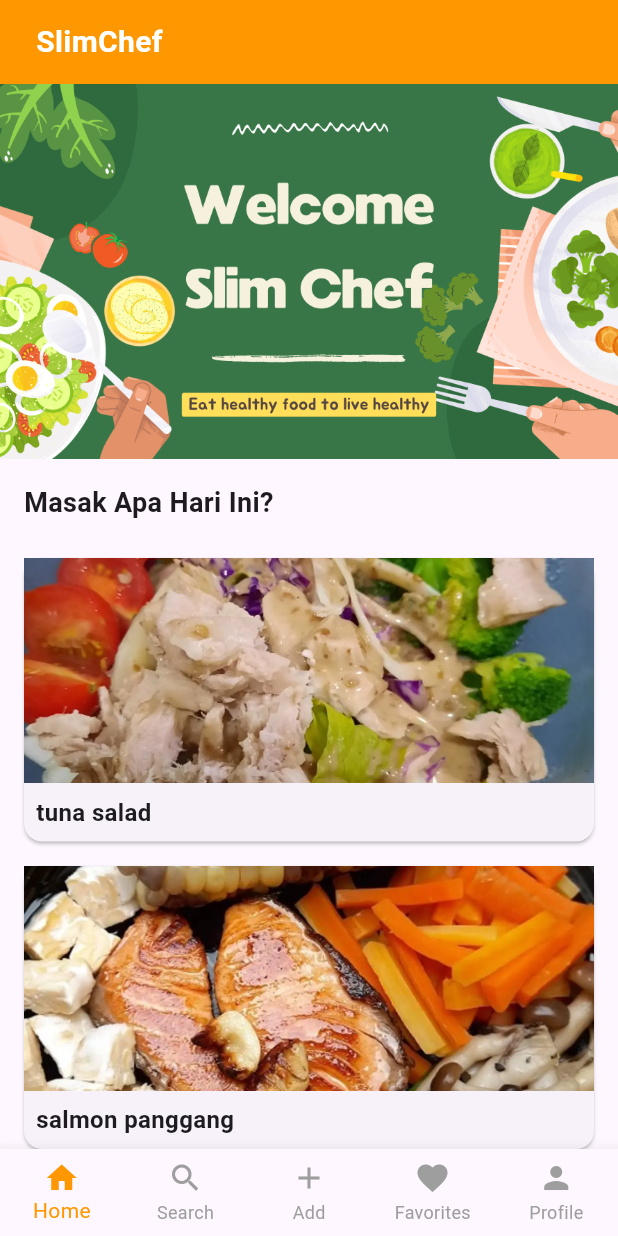
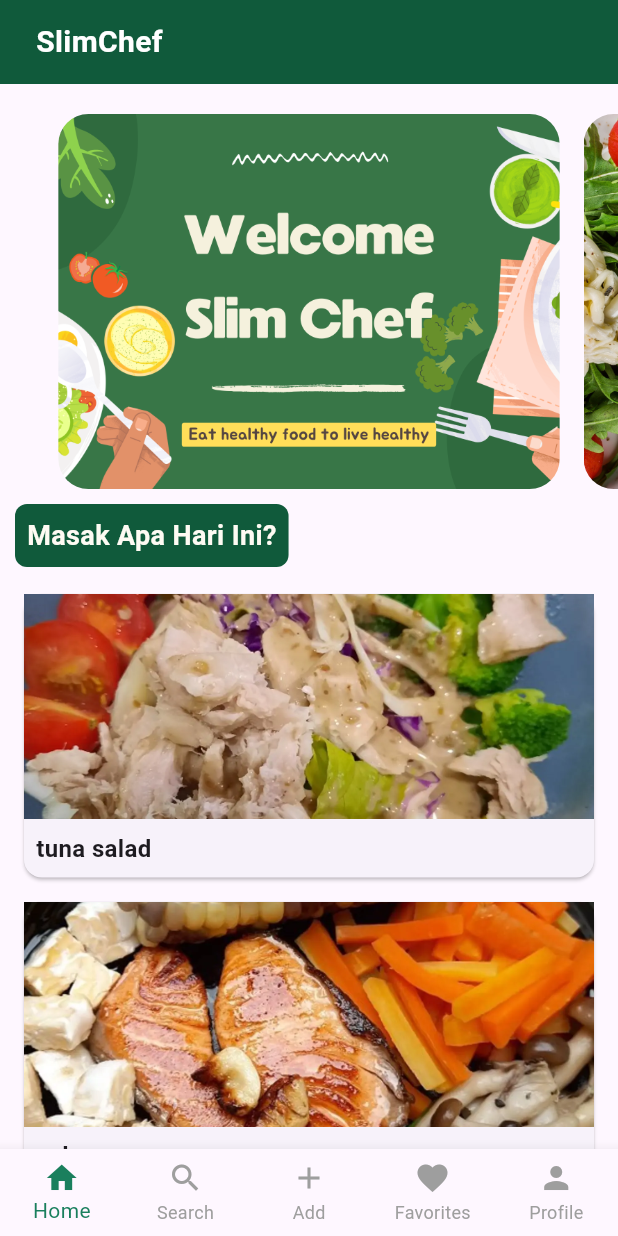
Before and after one commit to fitriangriyani/fondend, a Flutter app: the screen it shows after launch, on a phone screen of 412 x 824 dp. Run offline on Flutter 3.47's test engine with Material 3 defaults, Android fonts, the phone set to English and light mode, and no system bars; our stand-ins replace google_fonts.

Commit message:
beranda.dart

```diff
--- a/lib/beranda.dart
+++ b/lib/beranda.dart
@@ -3,6 +3,7 @@ import 'profile.dart';
 import 'favorites.dart';
 import 'search.dart';
 import 'upload.dart';
+import 'dart:async';
 
 void main() {
   runApp(MyApp());
@@ -76,7 +77,7 @@ class HomePage extends StatelessWidget {
           BottomNavigationBarItem(icon: Icon(Icons.favorite), label: 'Favorites'),
           BottomNavigationBarItem(icon: Icon(Icons.person), label: 'Profile'),
         ],
-        selectedItemColor: Colors.orange,
+        selectedItemColor: Color(0xFF1A7F5D),
         unselectedItemColor: Colors.grey,
         type: BottomNavigationBarType.fixed,
         onTap: (index) => _navigateToPage(context, index),
@@ -85,7 +86,13 @@ class HomePage extends StatelessWidget {
   }
 }
 
-class HomePageContent extends StatelessWidget {
+class HomePageContent extends StatefulWidget {
+  @override
+  _HomePageContentState createState() => _HomePageContentState();
+}
+
+class _HomePageContentState extends State<HomePageContent> {
+  final PageController _pageController = PageController(viewportFraction: 0.85);
   final List<Map<String, String>> slideshow = [
     {'image': 'assets/gambar/slideshow1.png'},
     {'image': 'assets/gambar/slideshow2.png'},
@@ -98,6 +105,26 @@ class HomePageContent extends StatelessWidget {
     {'title': 'salad sayur', 'image': 'assets/gambar/salad_sayur.jpg'},
   ];
 
+  int _currentIndex = 0;
+
+  @override
+  void initState() {
+    super.initState();
+    Timer.periodic(const Duration(seconds: 3), (timer) {
+      if (_pageController.hasClients) {
+        setState(() {
+          _currentIndex = (_currentIndex + 1) % slideshow.length;
+        });
+        _pageController.animateToPage(
+          _currentIndex,
+          duration: const Duration(milliseconds: 300),
+          curve: Curves.easeInOut,
+        );
+      }
+    });
+  }
+
+
   @override
   Widget build(BuildContext context) {
     return CustomScrollView(
@@ -109,7 +136,7 @@ class HomePageContent extends StatelessWidget {
           pinned: true,
           flexibleSpace: FlexibleSpaceBar(
             background: Container(
-              color: Colors.orange,
+              color: const Color(0xFF105a3b),
               child: Padding(
                 padding: const EdgeInsets.symmetric(horizontal: 16.0),
                 child: Row(
@@ -130,34 +157,55 @@ class HomePageContent extends StatelessWidget {
           ),
         ),
         SliverToBoxAdapter(
+  child: SizedBox(height: 20),
+),
+       SliverToBoxAdapter(
   child: Container(
     height: 250,
     child: PageView.builder(
+      controller: PageController(viewportFraction: 0.85), // Mengatur jarak antar gambar
       itemCount: slideshow.length,
       itemBuilder: (context, index) {
-                return Image.asset(
+        return Padding(
+          padding: const EdgeInsets.symmetric(horizontal: 8.0), // Menambahkan jarak antar gambar
+          child: ClipRRect(
+            borderRadius: BorderRadius.circular(20), // Lengkungan pada sudut gambar
+            child: Image.asset(
               slideshow[index]['image']!,
-                  fit: BoxFit.cover,
+              fit: BoxFit.cover, // Menyesuaikan ukuran gambar
+            ),
+          ),
         );
       },
     ),
   ),
 ),
+
+
         SliverToBoxAdapter(
   child: Padding(
-            padding: const EdgeInsets.all(16.0),
+    padding: const EdgeInsets.all(10),
     child: Align(
       alignment: Alignment.centerLeft,
+      child: Container(
+        decoration: BoxDecoration(
+            color: Color(0xFF105a3b), // Warna border kotak
+          borderRadius: BorderRadius.circular(8.0), // Opsional: Sudut melengkung
+        ),
+        padding: EdgeInsets.all(8.0), // Ruang antara teks dan border
         child: Text(
           'Masak Apa Hari Ini?',
           style: TextStyle(
             fontSize: 18,
             fontWeight: FontWeight.bold,
+            color: const Color.fromARGB(255, 254, 251, 243)
           ),
         ),
       ),
     ),
   ),
+),
+
         SliverList(
           delegate: SliverChildBuilderDelegate(
             (context, index) {
```
Lines whose indentation alone changed are shown as unchanged.
